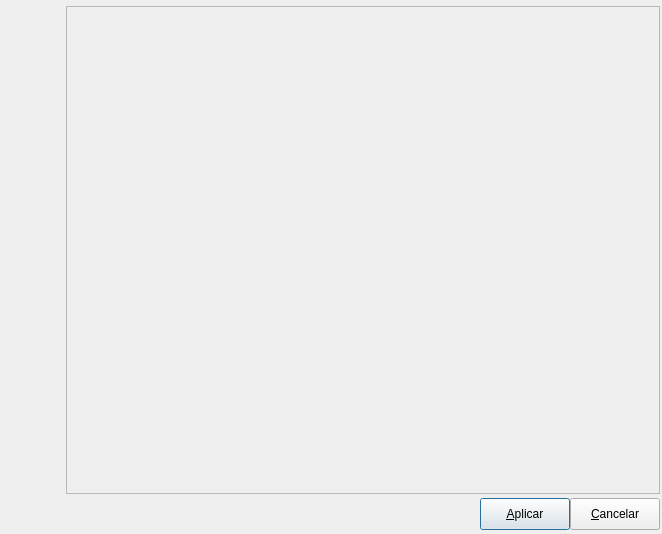
Before: the Qt Designer form libpgmodeler_ui/ui/formbasico.ui in pgmodeler/pgmodeler, drawn with Qt 5.
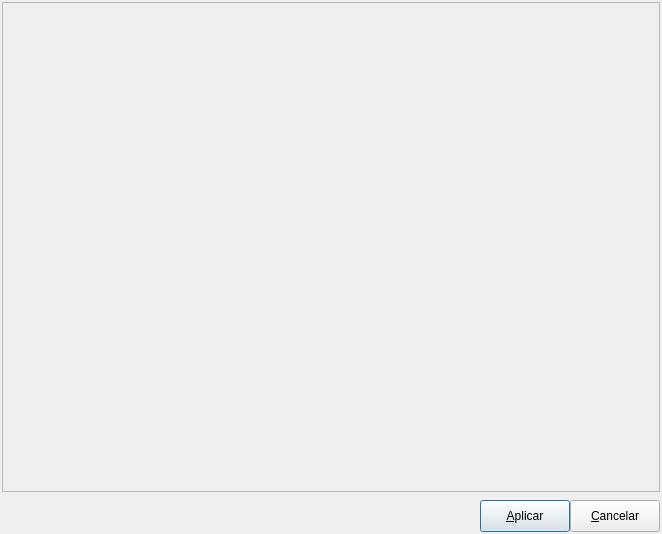
After: the same form once the commit is applied. Icons and pictures are not drawn.

```diff
--- a/libpgmodeler_ui/ui/formbasico.ui
+++ b/libpgmodeler_ui/ui/formbasico.ui
@@ -30,123 +30,94 @@
    <property name="margin">
     <number>2</number>
    </property>
-   <property name="spacing">
-    <number>4</number>
-   </property>
-   <item row="0" column="0" rowspan="3">
-    <widget class="QWidget" name="imgmeio_wgt" native="true">
+   <item row="0" column="0">
+    <widget class="QStackedWidget" name="widgetgeral_wgt">
      <property name="minimumSize">
       <size>
-       <width>60</width>
-       <height>0</height>
+       <width>0</width>
+       <height>40</height>
       </size>
      </property>
-     <property name="maximumSize">
-      <size>
-       <width>60</width>
-       <height>16777215</height>
-      </size>
+     <property name="frameShape">
+      <enum>QFrame::StyledPanel</enum>
+     </property>
+     <property name="frameShadow">
+      <enum>QFrame::Raised</enum>
+     </property>
+     <property name="currentIndex">
+      <number>0</number>
+     </property>
+     <widget class="QWidget" name="pg1">
+      <layout class="QGridLayout" name="gridLayout_9">
+       <property name="margin">
+        <number>0</number>
+       </property>
+       <property name="spacing">
+        <number>0</number>
+       </property>
+      </layout>
+     </widget>
+    </widget>
+   </item>
+   <item row="1" column="0">
+    <widget class="QWidget" name="widget" native="true">
+     <property name="autoFillBackground">
+      <bool>false</bool>
      </property>
      <property name="styleSheet">
-      <string notr="true">background-image: url(:/imagens/imagens/barra_logo_meio_cinza.png); background-repeat: repeat-y;
-border: 1px #ff00ff solid;</string>
+      <string notr="true"/>
      </property>
-     <layout class="QVBoxLayout" name="verticalLayout">
+     <layout class="QGridLayout" name="gridLayout">
+      <property name="leftMargin">
+       <number>0</number>
+      </property>
+      <property name="topMargin">
+       <number>2</number>
+      </property>
+      <property name="rightMargin">
+       <number>0</number>
+      </property>
+      <property name="bottomMargin">
+       <number>0</number>
+      </property>
+      <item row="0" column="0">
+       <layout class="QGridLayout" name="botoes_lt">
+        <property name="leftMargin">
+         <number>4</number>
+        </property>
+        <property name="bottomMargin">
+         <number>0</number>
+        </property>
       <property name="spacing">
        <number>0</number>
       </property>
-      <property name="margin">
-       <number>0</number>
-      </property>
-      <item>
+        <item row="0" column="0">
        <widget class="QLabel" name="label">
-        <property name="minimumSize">
-         <size>
-          <width>60</width>
-          <height>81</height>
-         </size>
-        </property>
-        <property name="maximumSize">
-         <size>
-          <width>60</width>
-          <height>81</height>
-         </size>
-        </property>
-        <property name="text">
-         <string/>
-        </property>
-        <property name="pixmap">
-         <pixmap resource="../res/resources.qrc">:/imagens/imagens/barra_logo_topo.png</pixmap>
-        </property>
-       </widget>
-      </item>
-      <item>
-       <spacer name="verticalSpacer">
-        <property name="orientation">
-         <enum>Qt::Vertical</enum>
-        </property>
-        <property name="sizeHint" stdset="0">
-         <size>
-          <width>20</width>
-          <height>103</height>
-         </size>
-        </property>
-       </spacer>
-      </item>
-      <item>
-       <widget class="QLabel" name="label_2">
         <property name="sizePolicy">
-         <sizepolicy hsizetype="Fixed" vsizetype="Fixed">
+           <sizepolicy hsizetype="Expanding" vsizetype="Fixed">
           <horstretch>0</horstretch>
           <verstretch>0</verstretch>
          </sizepolicy>
         </property>
         <property name="minimumSize">
          <size>
-          <width>60</width>
-          <height>119</height>
-         </size>
-        </property>
-        <property name="maximumSize">
-         <size>
-          <width>60</width>
-          <height>119</height>
-         </size>
+            <width>127</width>
+            <height>30</height>
+           </size>
+          </property>
+          <property name="styleSheet">
+           <string notr="true"/>
         </property>
         <property name="text">
          <string/>
         </property>
+          <property name="textFormat">
+           <enum>Qt::PlainText</enum>
+          </property>
         <property name="pixmap">
-         <pixmap resource="../res/resources.qrc">:/imagens/imagens/barra_logo_base.png</pixmap>
-        </property>
-       </widget>
-      </item>
-     </layout>
-    </widget>
-   </item>
-   <item row="2" column="1">
-    <layout class="QGridLayout" name="botoes_lt">
-     <property name="leftMargin">
-      <number>4</number>
-     </property>
-     <property name="bottomMargin">
-      <number>2</number>
-     </property>
-     <property name="spacing">
-      <number>0</number>
-     </property>
-     <item row="0" column="0">
-      <spacer>
-       <property name="orientation">
-        <enum>Qt::Horizontal</enum>
-       </property>
-       <property name="sizeHint" stdset="0">
-        <size>
-         <width>91</width>
-         <height>27</height>
-        </size>
-       </property>
-      </spacer>
+           <pixmap resource="../res/resources.qrc">:/imagens/imagens/pgmodeler_name.png</pixmap>
+          </property>
+         </widget>
      </item>
      <item row="0" column="1">
       <widget class="QPushButton" name="aplicar_ok_btn">
@@ -162,6 +133,12 @@
          <height>16777215</height>
         </size>
        </property>
+          <property name="autoFillBackground">
+           <bool>false</bool>
+          </property>
+          <property name="styleSheet">
+           <string notr="true"/>
+          </property>
        <property name="text">
         <string>&amp;Aplicar</string>
        </property>
@@ -188,6 +165,12 @@
          <height>16777215</height>
         </size>
        </property>
+          <property name="autoFillBackground">
+           <bool>false</bool>
+          </property>
+          <property name="styleSheet">
+           <string notr="true"/>
+          </property>
        <property name="text">
         <string>&amp;Cancelar</string>
        </property>
@@ -202,33 +185,7 @@
      </item>
     </layout>
    </item>
-   <item row="1" column="1">
-    <widget class="QStackedWidget" name="widgetgeral_wgt">
-     <property name="minimumSize">
-      <size>
-       <width>0</width>
-       <height>40</height>
-      </size>
-     </property>
-     <property name="frameShape">
-      <enum>QFrame::StyledPanel</enum>
-     </property>
-     <property name="frameShadow">
-      <enum>QFrame::Raised</enum>
-     </property>
-     <property name="currentIndex">
-      <number>0</number>
-     </property>
-     <widget class="QWidget" name="pg1">
-      <layout class="QGridLayout" name="gridLayout_9">
-       <property name="margin">
-        <number>0</number>
-       </property>
-       <property name="spacing">
-        <number>0</number>
-       </property>
-      </layout>
-     </widget>
+     </layout>
     </widget>
    </item>
   </layout>
```
Left out of the diff: 8 changed lines with no effect on the pictures. Lines whose indentation alone changed are shown as unchanged.
